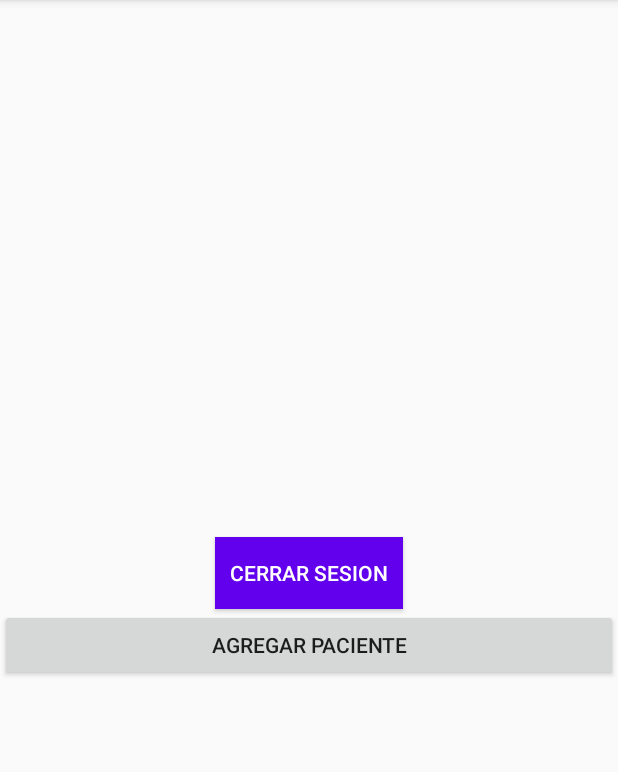
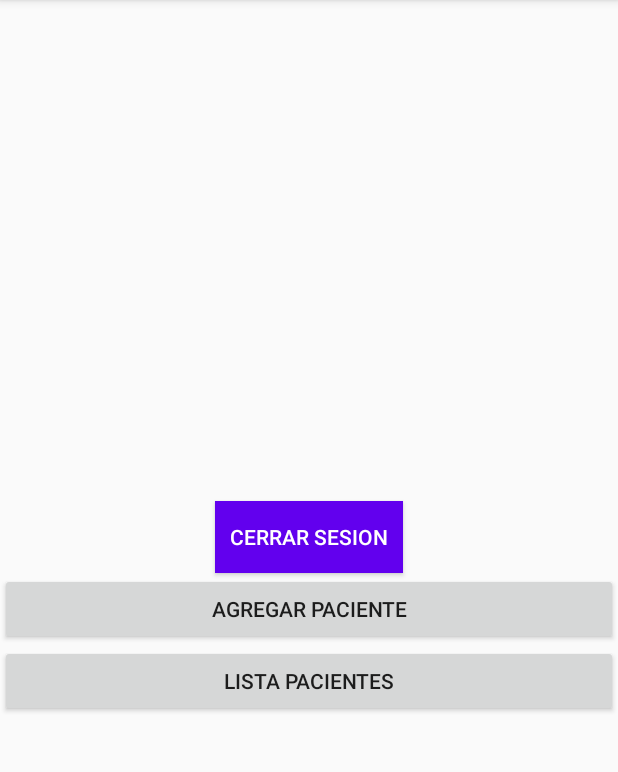
Before and after one commit to fmoreirag15/LoginFirebaseMail77, an Android app: the HomeActivity screen opened directly, with no data from a screen before it, on a phone screen of 412 x 824 dp, the part 84-856 px from its top. Run offline under Robolectric (Android 15) with nearby library versions, the phone set to English and light mode, and no system bars; our stand-ins replace Firebase (no records; nobody signed in at launch, a user with empty details on screens opened directly); 1 statement that could not run was skipped.

Commit message:
Guardado de datos

```diff
--- a/app/src/main/java/com/example/loginfirebasemail77/HomeActivity.java
+++ b/app/src/main/java/com/example/loginfirebasemail77/HomeActivity.java
@@ -33,6 +33,11 @@ public class HomeActivity extends AppCompatActivity {
             }
         });
     }
+    public void goLista(View view)
+    {
+        Intent i = new Intent(HomeActivity.this,listapacientes.class);
+        startActivity(i);
+    }
     public void addPaciente(View view)
     {
         Intent i = new Intent(this,registrarpaciente.class);
--- a/app/src/main/java/com/example/loginfirebasemail77/registrarpaciente.java
+++ b/app/src/main/java/com/example/loginfirebasemail77/registrarpaciente.java
@@ -48,6 +48,7 @@ public class registrarpaciente extends AppCompatActivity {
         p.setState("True");
 
         databaseReference.child("Paciente").child(p.getIdpatient()).setValue(p);
+
         Toast.makeText(this, "Agregado", Toast.LENGTH_SHORT).show();
 
     }
@@ -55,6 +56,7 @@ public class registrarpaciente extends AppCompatActivity {
     private void inicializarFirebase() {
         FirebaseApp.initializeApp(this);
         firebaseDatabase=FirebaseDatabase.getInstance();
+        firebaseDatabase.setPersistenceEnabled(true);
         databaseReference=firebaseDatabase.getReference();
     }
 }
--- a/app/src/main/res/layout/activity_home.xml
+++ b/app/src/main/res/layout/activity_home.xml
@@ -37,4 +37,11 @@
         android:onClick="addPaciente"
         android:text="Agregar paciente" />
 
+    <Button
+        android:id="@+id/button5"
+        android:layout_width="match_parent"
+        android:layout_height="wrap_content"
+        android:onClick="goLista"
+        android:text="Lista pacientes" />
+
 </LinearLayout>
```
Also changed, not shown: app/src/main/java/com/example/loginfirebasemail77/listapacientes.java (+53 -0 lines), app/src/main/java/com/example/loginfirebasemail77/modelos/paciente.java (+7 -0 lines), app/src/main/res/layout/activity_listapacientes.xml (+9 -13 lines).
